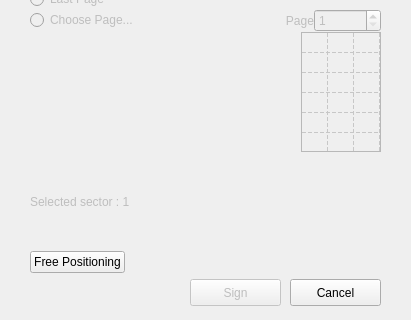
Qt form pteid-mw-pt/_src/eidmw/eidgui/PDFSignWindow.ui (amagovpt/autenticacao.gov) before a commit; both pictures show x 0 to 411 and y 351 to 671 of the 411 by 671 pixel window.
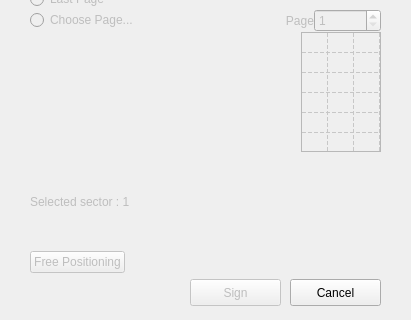
The same form after that commit. Custom widgets are drawn as their Qt base class.

```diff
--- a/pteid-mw-pt/_src/eidmw/eidgui/PDFSignWindow.ui
+++ b/pteid-mw-pt/_src/eidmw/eidgui/PDFSignWindow.ui
@@ -342,6 +342,9 @@
        <property name="text">
         <string>Free Positioning</string>
        </property>
+       <property name="enabled">
+        <bool>false</bool>
+       </property>
       </widget>
      </item>
     </layout>
```
